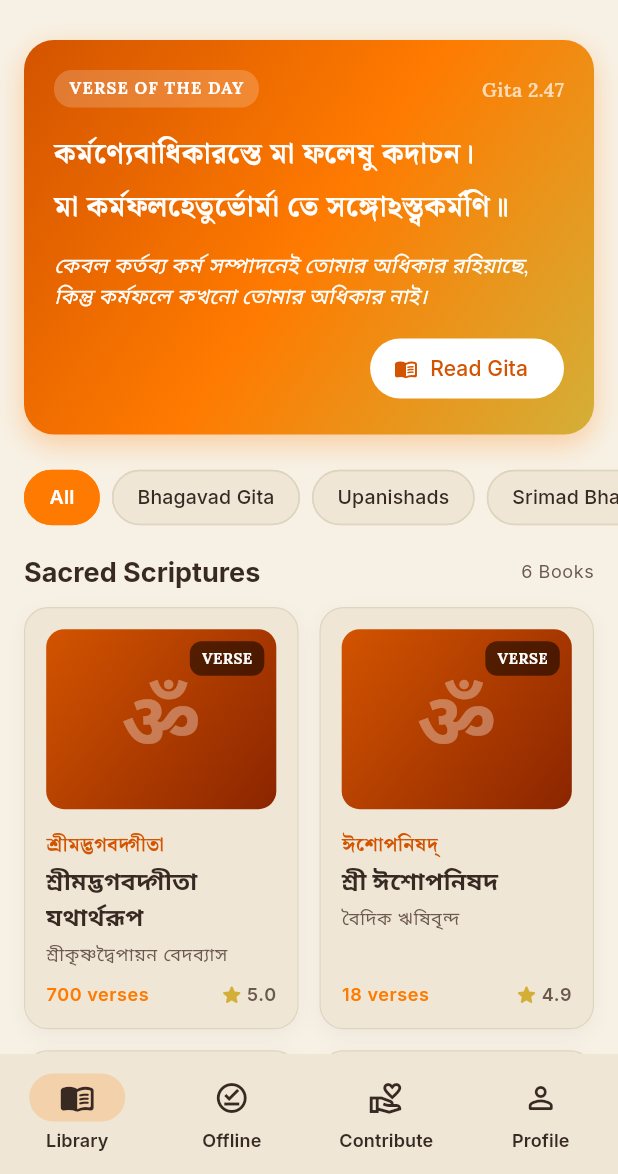
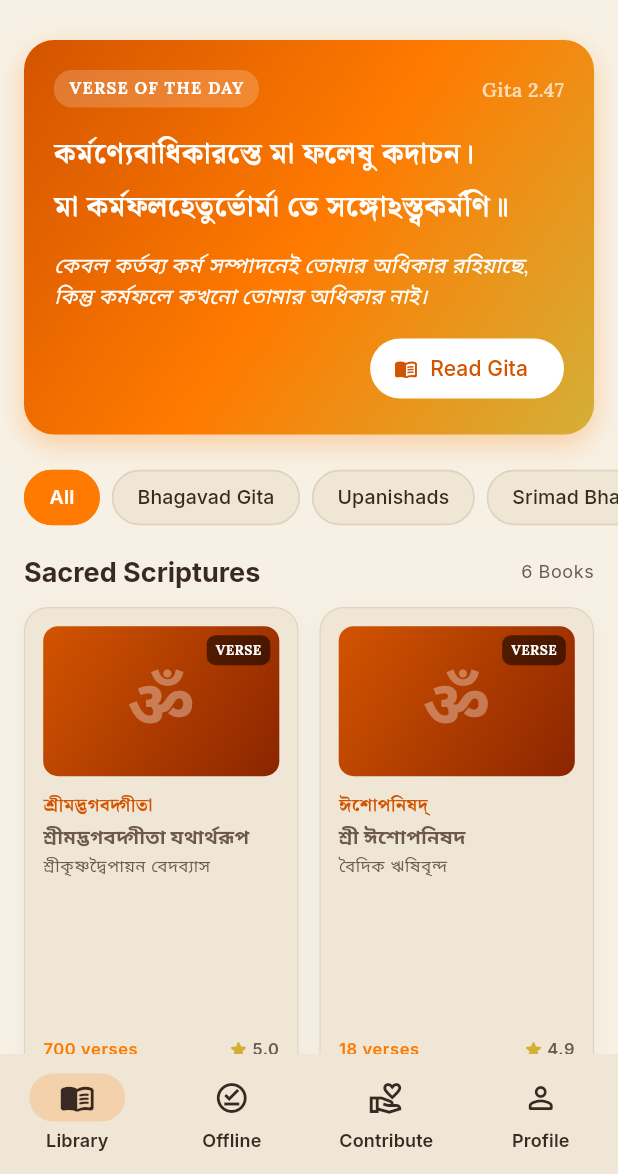
Before and after one commit to ChoyonBonik/sanatan_granth, a Flutter app: the screen it shows after launch, on a phone screen of 412 x 824 dp, the part 62-1236 px from its top. Run offline on Flutter 3.47's test engine with Material 3 defaults, Android fonts, the phone set to English and light mode, and no system bars; our stand-ins replace audio_service, connectivity_plus, csv, dartz, drift, equatable and 9 more; missing offline and left inert: pdfrx; accounts and stored records are empty; Roboto replaces fonts that are missing (Noto Serif Bengali).

Commit message:
fix(library): resolve book card vertical and horizontal overflow padding errors

```diff
--- a/lib/features/library/presentation/pages/home_page.dart
+++ b/lib/features/library/presentation/pages/home_page.dart
@@ -125,11 +125,11 @@ class _HomePageState extends State<HomePage> {
                   )
                 else
                   SliverPadding(
-                    padding: const EdgeInsets.symmetric(horizontal: 16),
+                    padding: const EdgeInsets.fromLTRB(16, 0, 16, 24),
                     sliver: SliverGrid(
                       gridDelegate: const SliverGridDelegateWithFixedCrossAxisCount(
                         crossAxisCount: 2,
-                        childAspectRatio: 0.65,
+                        childAspectRatio: 0.58,
                         crossAxisSpacing: 14,
                         mainAxisSpacing: 14,
                       ),
--- a/lib/features/library/presentation/widgets/book_card.dart
+++ b/lib/features/library/presentation/widgets/book_card.dart
@@ -43,16 +43,16 @@ class BookCard extends StatelessWidget {
             ),
           ],
         ),
-        padding: const EdgeInsets.all(14),
+        padding: const EdgeInsets.all(12),
         child: Column(
           crossAxisAlignment: CrossAxisAlignment.start,
           children: <Widget>[
             // Cover placeholder / format badge
             Container(
-              height: 120,
+              height: 100,
               width: double.infinity,
               decoration: BoxDecoration(
-                borderRadius: BorderRadius.circular(12),
+                borderRadius: BorderRadius.circular(10),
                 gradient: const LinearGradient(
                   colors: <Color>[AppColors.saffronDeep, AppColors.rudrakshaMaroon],
                   begin: Alignment.topLeft,
@@ -65,25 +65,25 @@ class BookCard extends StatelessWidget {
                     child: Text(
                       'ॐ',
                       style: AppTypography.bengaliDisplay(
-                        fontSize: 52,
+                        fontSize: 44,
                         color: Colors.white.withAlpha(85),
                       ),
                     ),
                   ),
                   Positioned(
-                    top: 8,
-                    right: 8,
+                    top: 6,
+                    right: 6,
                     child: Container(
-                      padding: const EdgeInsets.symmetric(horizontal: 8, vertical: 4),
+                      padding: const EdgeInsets.symmetric(horizontal: 6, vertical: 3),
                       decoration: BoxDecoration(
                         color: Colors.black54,
-                        borderRadius: BorderRadius.circular(8),
+                        borderRadius: BorderRadius.circular(6),
                       ),
                       child: Text(
                         formatLabel,
                         style: const TextStyle(
                           color: Colors.white,
-                          fontSize: 10,
+                          fontSize: 9,
                           fontWeight: FontWeight.bold,
                         ),
                       ),
@@ -92,60 +92,71 @@ class BookCard extends StatelessWidget {
                 ],
               ),
             ),
-            const SizedBox(height: 12),
+            const SizedBox(height: 8),
 
             // Sanskrit / Classical Title (if available)
-            if (book.sanskritTitle != null)
+            if (book.sanskritTitle != null) ...<Widget>[
               Text(
                 book.sanskritTitle!,
                 style: AppTypography.bengaliVerse(
-                  fontSize: 13,
+                  fontSize: 12,
                   fontWeight: FontWeight.w600,
                   color: AppColors.saffronDeep,
                 ),
                 maxLines: 1,
                 overflow: TextOverflow.ellipsis,
               ),
+              const SizedBox(height: 2),
+            ],
 
             // Main Title
             Text(
               book.title,
-              style: theme.textTheme.titleMedium?.copyWith(
+              style: theme.textTheme.titleSmall?.copyWith(
                 fontWeight: FontWeight.bold,
+                fontSize: 13,
+                height: 1.25,
               ),
               maxLines: 2,
               overflow: TextOverflow.ellipsis,
             ),
-            const SizedBox(height: 4),
+            const SizedBox(height: 3),
 
             // Author
             Text(
               book.author,
-              style: theme.textTheme.bodySmall,
+              style: theme.textTheme.bodySmall?.copyWith(fontSize: 11),
               maxLines: 1,
               overflow: TextOverflow.ellipsis,
             ),
             const Spacer(),
 
-            // Footer: Total verses or rating
+            // Footer: Total verses or rating (with Expanded to prevent horizontal overflow)
             Row(
-              mainAxisAlignment: MainAxisAlignment.spaceBetween,
               children: <Widget>[
-                Text(
-                  book.totalVerses > 0 ? '${book.totalVerses} verses' : book.category,
-                  style: theme.textTheme.bodySmall?.copyWith(
-                    fontWeight: FontWeight.w600,
-                    color: AppColors.saffronPrimary,
+                Expanded(
+                  child: Text(
+                    book.totalVerses > 0 ? '${book.totalVerses} verses' : book.category,
+                    style: theme.textTheme.bodySmall?.copyWith(
+                      fontWeight: FontWeight.w600,
+                      color: AppColors.saffronPrimary,
+                      fontSize: 11,
+                    ),
+                    maxLines: 1,
+                    overflow: TextOverflow.ellipsis,
                   ),
                 ),
+                const SizedBox(width: 4),
                 Row(
+                  mainAxisSize: MainAxisSize.min,
                   children: <Widget>[
-                    const Icon(Icons.star_rounded, size: 16, color: AppColors.vedicGold),
+                    const Icon(Icons.star_rounded, size: 14, color: AppColors.vedicGold),
                     const SizedBox(width: 2),
                     Text(
                       book.rating.toStringAsFixed(1),
                       style: theme.textTheme.bodySmall?.copyWith(
                         fontWeight: FontWeight.w600,
+                        fontSize: 11,
                       ),
                     ),
                   ],
```
Also changed, not shown: 1 other file.
